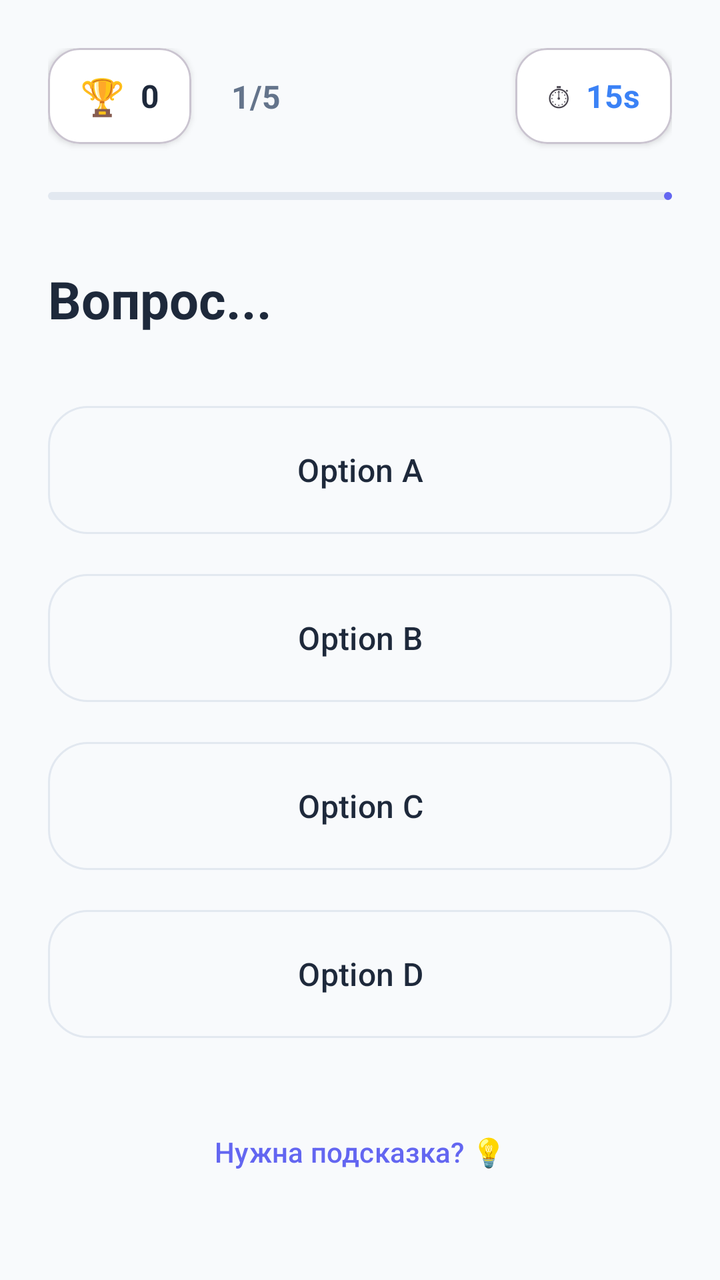
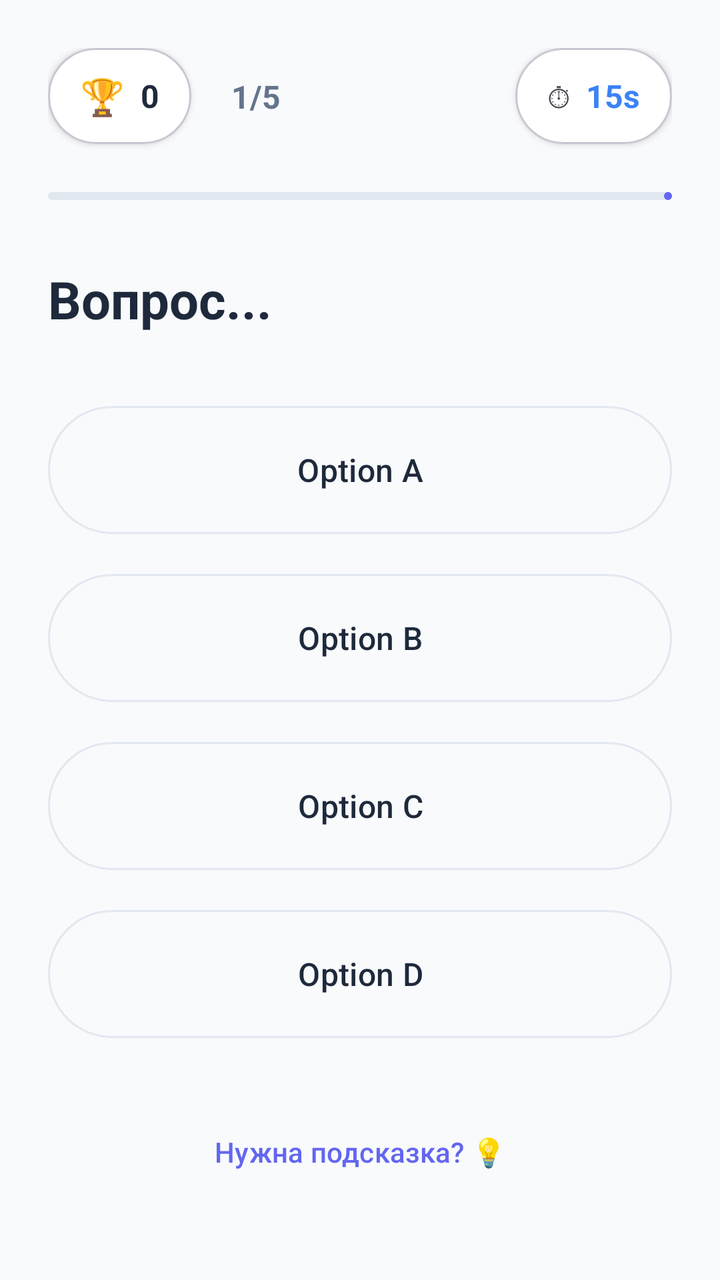

The first picture is an Android layout as it rendered before a commit; the second is the same layout after the commit. The layout source and the unified diff follow.
<!-- AndroidManifest.xml: application theme Theme.Quiz -->
<!-- res/layout/activity_quiz.xml -->
<?xml version="1.0" encoding="utf-8"?>
<androidx.constraintlayout.widget.ConstraintLayout xmlns:android="http://schemas.android.com/apk/res/android"
    xmlns:app="http://schemas.android.com/apk/res-auto"
    android:layout_width="match_parent"
    android:layout_height="match_parent"
    android:background="@color/gray_bg"
    android:padding="24dp">

    <com.google.android.material.card.MaterialCardView
        android:id="@+id/cardScore"
        android:layout_width="wrap_content"
        android:layout_height="48dp"
        app:cardCornerRadius="16dp"
        app:cardElevation="2dp"
        app:cardBackgroundColor="@color/option_bg"
        app:layout_constraintStart_toStartOf="parent"
        app:layout_constraintTop_toTopOf="parent">

        <LinearLayout
            android:layout_width="wrap_content"
            android:layout_height="match_parent"
            android:gravity="center_vertical"
            android:orientation="horizontal"
            android:paddingHorizontal="16dp">

            <TextView
                android:layout_width="wrap_content"
                android:layout_height="wrap_content"
                android:text="🏆"
                android:textSize="18sp" />

            <TextView
                android:id="@+id/tvScore"
                android:layout_width="wrap_content"
                android:layout_height="wrap_content"
                android:layout_marginStart="8dp"
                android:text="0"
                android:textColor="@color/border_dark"
                android:textSize="16sp"
                android:textStyle="bold" />
        </LinearLayout>
    </com.google.android.material.card.MaterialCardView>

    <TextView
        android:id="@+id/tvProgress"
        android:layout_width="wrap_content"
        android:layout_height="wrap_content"
        android:layout_marginStart="20dp"
        android:text="1/5"
        android:textColor="@color/muted_gray"
        android:textSize="16sp"
        android:textStyle="bold"
        app:layout_constraintStart_toEndOf="@+id/cardScore"
        app:layout_constraintTop_toTopOf="@+id/cardScore"
        app:layout_constraintBottom_toBottomOf="@+id/cardScore" />

    <com.google.android.material.card.MaterialCardView
        android:id="@+id/cardTimer"
        android:layout_width="wrap_content"
        android:layout_height="48dp"
        app:cardCornerRadius="16dp"
        app:cardElevation="2dp"
        app:cardBackgroundColor="@color/option_bg"
        app:layout_constraintEnd_toEndOf="parent"
        app:layout_constraintTop_toTopOf="parent">

        <LinearLayout
            android:layout_width="wrap_content"
            android:layout_height="match_parent"
            android:gravity="center"
            android:orientation="horizontal"
            android:paddingHorizontal="16dp">

            <TextView
                android:layout_width="wrap_content"
                android:layout_height="wrap_content"
                android:text="⏱"
                android:textSize="16sp" />

            <TextView
                android:id="@+id/tvTimer"
                android:layout_width="wrap_content"
                android:layout_height="wrap_content"
                android:layout_marginStart="8dp"
                android:text="15s"
                android:textColor="@color/brand_blue"
                android:textSize="16sp"
                android:textStyle="bold" />
        </LinearLayout>
    </com.google.android.material.card.MaterialCardView>

    <com.google.android.material.progressindicator.LinearProgressIndicator
        android:id="@+id/pbTime"
        android:layout_width="0dp"
        android:layout_height="8dp"
        android:layout_marginTop="24dp"
        android:indeterminate="false"
        app:trackColor="@color/track_gray"
        app:indicatorColor="@color/brand_purple"
        app:trackCornerRadius="4dp"
        app:layout_constraintTop_toBottomOf="@+id/cardScore"
        app:layout_constraintStart_toStartOf="parent"
        app:layout_constraintEnd_toEndOf="parent" />

    <TextView
        android:id="@+id/tvQuestion"
        android:layout_width="0dp"
        android:layout_height="wrap_content"
        android:layout_marginTop="32dp"
        android:text="Вопрос..."
        android:textColor="@color/border_dark"
        android:textSize="26sp"
        android:textStyle="bold"
        app:layout_constraintTop_toBottomOf="@+id/pbTime"
        app:layout_constraintStart_toStartOf="parent"
        app:layout_constraintEnd_toEndOf="parent" />

    <LinearLayout
        android:layout_width="0dp"
        android:layout_height="wrap_content"
        android:layout_marginTop="32dp"
        android:orientation="vertical"
        app:layout_constraintTop_toBottomOf="@+id/tvQuestion"
        app:layout_constraintStart_toStartOf="parent"
        app:layout_constraintEnd_toEndOf="parent">

        <com.google.android.material.button.MaterialButton
            android:id="@+id/btnA"
            style="@style/Widget.Material3.Button.OutlinedButton"
            android:layout_width="match_parent"
            android:layout_height="72dp"
            android:text="Option A"
            android:textAllCaps="false"
            android:textColor="@color/border_dark"
            android:textSize="16sp"
            app:cornerRadius="20dp"
            app:strokeColor="@color/track_gray"
            app:strokeWidth="1dp" />

        <com.google.android.material.button.MaterialButton
            android:id="@+id/btnB"
            style="@style/Widget.Material3.Button.OutlinedButton"
            android:layout_width="match_parent"
            android:layout_height="72dp"
            android:layout_marginTop="12dp"
            android:text="Option B"
            android:textAllCaps="false"
            android:textColor="@color/border_dark"
            android:textSize="16sp"
            app:cornerRadius="20dp"
            app:strokeColor="@color/track_gray"
            app:strokeWidth="1dp" />

        <com.google.android.material.button.MaterialButton
            android:id="@+id/btnC"
            style="@style/Widget.Material3.Button.OutlinedButton"
            android:layout_width="match_parent"
            android:layout_height="72dp"
            android:layout_marginTop="12dp"
            android:text="Option C"
            android:textAllCaps="false"
            android:textColor="@color/border_dark"
            android:textSize="16sp"
            app:cornerRadius="20dp"
            app:strokeColor="@color/track_gray"
            app:strokeWidth="1dp" />

        <com.google.android.material.button.MaterialButton
            android:id="@+id/btnD"
            style="@style/Widget.Material3.Button.OutlinedButton"
            android:layout_width="match_parent"
            android:layout_height="72dp"
            android:layout_marginTop="12dp"
            android:text="Option D"
            android:textAllCaps="false"
            android:textColor="@color/border_dark"
            android:textSize="16sp"
            app:cornerRadius="20dp"
            app:strokeColor="@color/track_gray"
            app:strokeWidth="1dp" />

    </LinearLayout>

    <com.google.android.material.button.MaterialButton
        android:id="@+id/btnHint"
        style="@style/Widget.Material3.Button.TextButton"
        android:layout_width="wrap_content"
        android:layout_height="wrap_content"
        android:layout_marginBottom="16dp"
        android:text="Нужна подсказка? 💡"
        android:textAllCaps="false"
        android:textColor="@color/brand_purple"
        app:layout_constraintBottom_toBottomOf="parent"
        app:layout_constraintEnd_toEndOf="parent"
        app:layout_constraintStart_toStartOf="parent" />

</androidx.constraintlayout.widget.ConstraintLayout>
<!-- resources referenced by this layout -->
<resources>
  <color name="border_dark">#1E293B</color>
  <color name="brand_blue">#3B82F6</color>
  <color name="brand_purple">#6366F1</color>
  <color name="gray_bg">#F8FAFC</color>
  <color name="muted_gray">#64748B</color>
  <color name="option_bg">#FFFFFF</color>
  <color name="track_gray">#E2E8F0</color>
  <style name="Theme.Quiz" parent="Base.Theme.Quiz" />
  <style name="Base.Theme.Quiz" parent="Theme.Material3.Light.NoActionBar">
          
          
      </style>
</resources>

<!-- the commit's change to res/layout/activity_quiz.xml (unified diff, before → after) -->
@@ -10,7 +10,7 @@
         android:id="@+id/cardScore"
         android:layout_width="wrap_content"
         android:layout_height="48dp"
-        app:cardCornerRadius="16dp"
+        app:cardCornerRadius="24dp"
         app:cardElevation="2dp"
         app:cardBackgroundColor="@color/option_bg"
         app:layout_constraintStart_toStartOf="parent"
@@ -58,7 +58,7 @@
         android:id="@+id/cardTimer"
         android:layout_width="wrap_content"
         android:layout_height="48dp"
-        app:cardCornerRadius="16dp"
+        app:cardCornerRadius="24dp"
         app:cardElevation="2dp"
         app:cardBackgroundColor="@color/option_bg"
         app:layout_constraintEnd_toEndOf="parent"
@@ -133,7 +133,7 @@
             android:textAllCaps="false"
             android:textColor="@color/border_dark"
             android:textSize="16sp"
-            app:cornerRadius="20dp"
+            app:cornerRadius="36dp"
             app:strokeColor="@color/track_gray"
             app:strokeWidth="1dp" />
 
@@ -147,7 +147,7 @@
             android:textAllCaps="false"
             android:textColor="@color/border_dark"
             android:textSize="16sp"
-            app:cornerRadius="20dp"
+            app:cornerRadius="36dp"
             app:strokeColor="@color/track_gray"
             app:strokeWidth="1dp" />
 
@@ -161,7 +161,7 @@
             android:textAllCaps="false"
             android:textColor="@color/border_dark"
             android:textSize="16sp"
-            app:cornerRadius="20dp"
+            app:cornerRadius="36dp"
             app:strokeColor="@color/track_gray"
             app:strokeWidth="1dp" />
 
@@ -175,7 +175,7 @@
             android:textAllCaps="false"
             android:textColor="@color/border_dark"
             android:textSize="16sp"
-            app:cornerRadius="20dp"
+            app:cornerRadius="36dp"
             app:strokeColor="@color/track_gray"
             app:strokeWidth="1dp" />
 
